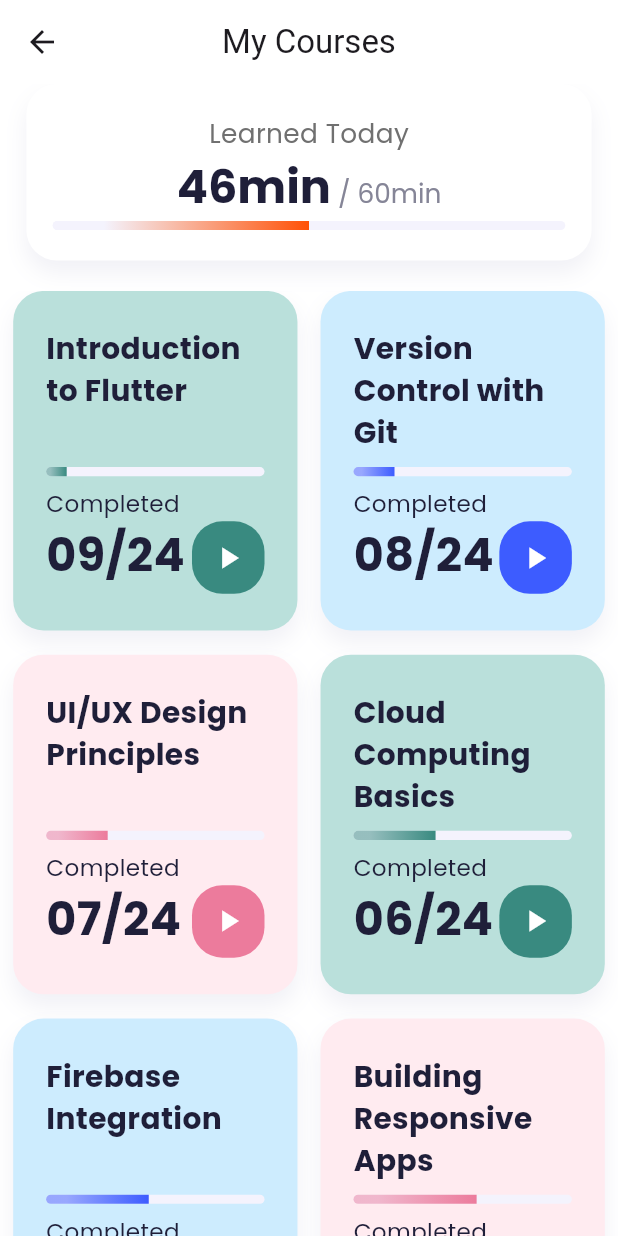
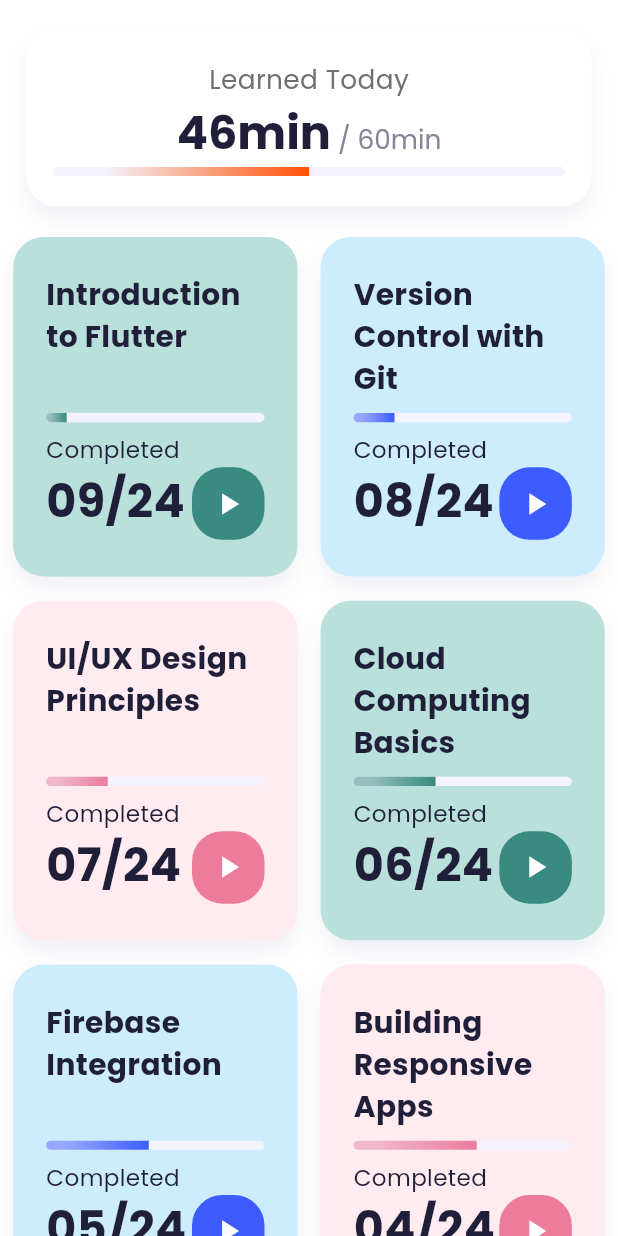
Before and after one commit to KhaledElalfy1/learn-hub, a Flutter app: the MyCoursesScreen screen opened directly, on a phone screen of 412 x 824 dp. Run offline on Flutter 3.47's test engine with Material 3 defaults, Android fonts, the phone set to English and light mode, and no system bars; our stand-ins replace carousel_slider, dartz, firebase_auth, firebase_core, flutter_bloc, flutter_screenutil and 7 more; missing offline and left inert: flutter_facebook_auth; accounts and stored records are empty.

Commit message:
add courses progress to app flow

```diff
--- a/lib/core/navigation/app_route.dart
+++ b/lib/core/navigation/app_route.dart
@@ -3,6 +3,7 @@ import 'package:flutter_bloc/flutter_bloc.dart';
 import 'package:learnhub/core/navigation/routes.dart';
 import 'package:learnhub/core/services/services_locator.dart';
 import 'package:learnhub/features/courses/presentation/data/course_model.dart';
+import 'package:learnhub/features/my_courses/presentation/pages/my_courses_screen.dart';
 import 'package:learnhub/home/components/slider_widget.dart';
 import 'package:learnhub/features/on_boarding/presentaion/pages/onboarding_page.dart';
 
@@ -28,8 +29,6 @@ class AppRoute {
         return _getScreen(const Scaffold());
       case Routes.onboarding:
         return _getScreen(const OnboardingPage());
-      case Routes.login:
-        return _getScreen(const LoginScreen());
       case Routes.login:
         return _getScreen(const LoginScreen());
       case Routes.register:
@@ -75,6 +74,8 @@ class AppRoute {
         return _getScreen(const Scaffold());
       case Routes.changePassword:
         return _getScreen(const Scaffold());
+      case Routes.myCourseScreen:
+        return _getScreen(const MyCoursesScreen());
 
       default:
         return _getNotFoundScreen();
--- a/lib/core/navigation/routes.dart
+++ b/lib/core/navigation/routes.dart
@@ -28,6 +28,8 @@ class Routes{
 
   static const String homeGetStartedUi = '/homeGetStartedUi';
 
+  static const String myCourseScreen = '/myCourseScreen';
+
 
 
 }
--- a/lib/core/widgets/custom_bottom_navigation_bar.dart
+++ b/lib/core/widgets/custom_bottom_navigation_bar.dart
@@ -51,9 +51,9 @@ class CustomBottomNavigationBar extends StatelessWidget {
                   ),
                   label: 'Search'),
               CustomNavigationDestination(
-                  disabledIcon: Icons.message_outlined,
-                  selectedIcon: Icons.message,
-                  label: 'Message'),
+                  disabledIcon: Icons.donut_large_outlined,
+                  selectedIcon: Icons.donut_large,
+                  label: 'Progress'),
               CustomNavigationDestination(
                   disabledIcon: Icons.person_outlined,
                   selectedIcon: Icons.person,
--- a/lib/features/my_courses/presentation/pages/my_courses_screen.dart
+++ b/lib/features/my_courses/presentation/pages/my_courses_screen.dart
@@ -8,7 +8,7 @@ import '../components/course_item.dart';
 
 class MyCoursesScreen extends StatelessWidget {
   const MyCoursesScreen({super.key});
- final List<Course> generateDummyCourses =const [
+  final List<Course> generateDummyCourses = const [
     Course(
       title: 'Introduction to Flutter',
       date: '09/24',
@@ -62,24 +62,23 @@ class MyCoursesScreen extends StatelessWidget {
   ];
   @override
   Widget build(BuildContext context) {
-    return Scaffold(
-      appBar: AppBar(
-        backgroundColor: ColorManager.white,
-        automaticallyImplyLeading: true,
-        centerTitle: true,
-        title: const Text('My Courses'),
-      ),
+    return SafeArea(
+      child: Scaffold(
         backgroundColor: ColorManager.white,
         body: Column(
           children: [
+            const SizedBox(height: 20),
             const CardHeader(),
             SizeManager.s20.verticalSpace,
             Expanded(
               child: GridView.builder(
                 padding: EdgeInsets.symmetric(horizontal: SizeManager.s8.w),
-              itemBuilder: (context, index) =>  CourseItem(index: index,course: generateDummyCourses[index],),
+                itemBuilder: (context, index) => CourseItem(
+                  index: index,
+                  course: generateDummyCourses[index],
+                ),
                 itemCount: generateDummyCourses.length,
-              gridDelegate:  SliverGridDelegateWithFixedCrossAxisCount(
+                gridDelegate: SliverGridDelegateWithFixedCrossAxisCount(
                   crossAxisCount: 2,
                   mainAxisExtent: 223.h,
                   mainAxisSpacing: 16.h,
@@ -89,13 +88,16 @@ class MyCoursesScreen extends StatelessWidget {
             ),
           ],
         ),
+      ),
     );
   }
 }
+
 class Course {
   final String title;
   final String date;
   final double progress; // Progress ratio between 0 and 1
 
- const Course({required this.title, required this.date, required this.progress});
+  const Course(
+      {required this.title, required this.date, required this.progress});
 }
--- a/lib/home/view_model/navigation_cubit/navigation_cubit.dart
+++ b/lib/home/view_model/navigation_cubit/navigation_cubit.dart
@@ -1,6 +1,7 @@
 import 'package:flutter/material.dart';
 import 'package:flutter_bloc/flutter_bloc.dart';
 import 'package:learnhub/features/courses/presentation/view/courses_view.dart';
+import 'package:learnhub/features/my_courses/presentation/pages/my_courses_screen.dart';
 import 'package:learnhub/features/search/presentation/pages/search_page.dart';
 import 'package:learnhub/home/screen/welcome_screen.dart';
 import 'package:learnhub/home/view_model/navigation_cubit/navigation_state.dart';
@@ -14,11 +15,7 @@ class NavigationCubit extends Cubit<NavigationState> {
     WelcomeScreen(),
     CoursesView(),
     SearchPage(),
-    Scaffold(
-      body: Center(
-        child: Text('Messages'),
-      ),
-    ),
+    MyCoursesScreen(),
     Scaffold(
       body: Center(
         child: Text('Profile'),
--- a/lib/main.dart
+++ b/lib/main.dart
@@ -52,7 +52,7 @@ class LearnHub extends StatelessWidget {
   }
 
   String? getInitRoute() {
-    // return Routes.courseDetails;
+    // return Routes.myCourseScreen;
     if (FirebaseAuth.instance.currentUser != null) {
       return Routes.home;
     } else if (SharedPreferencesManager.getData(
--- a/pubspec.yaml
+++ b/pubspec.yaml
@@ -11,7 +11,7 @@ environment:
 dependencies:
   carousel_slider: ^5.0.0
   connectivity_plus: ^6.0.5
-  cupertino_icons: ^1.0.6
+  cupertino_icons: ^1.0.8
   dartz: ^0.10.1
   dio: ^5.7.0
   firebase_auth: ^5.3.1
```
Lines whose indentation alone changed are shown as unchanged.
